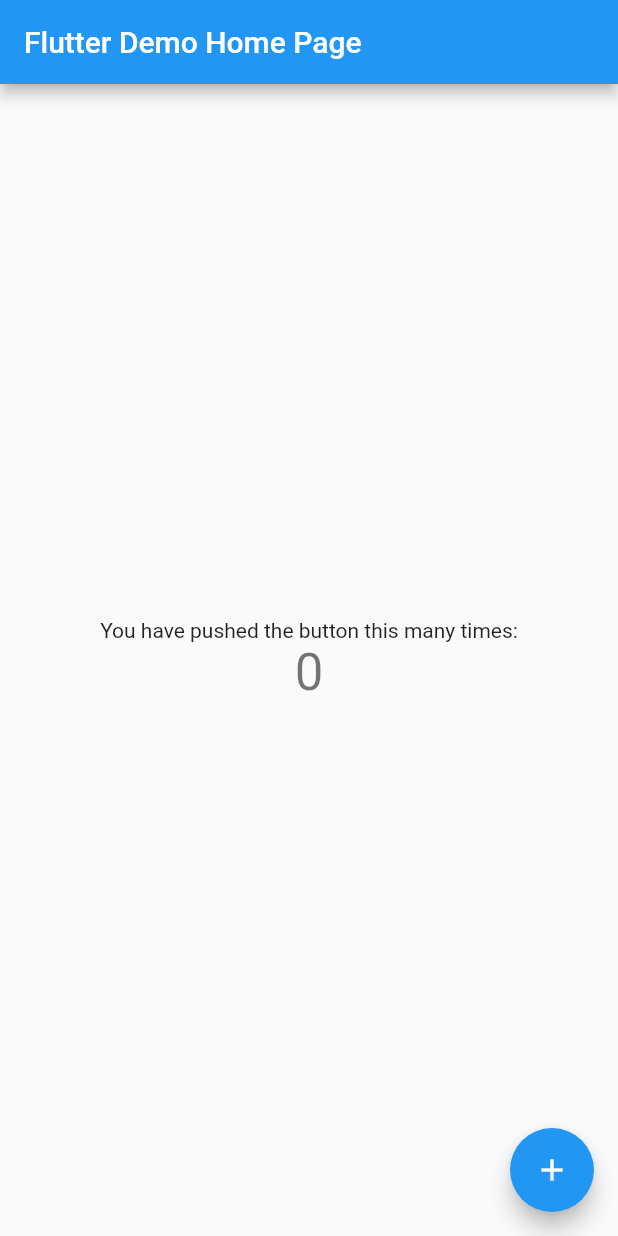
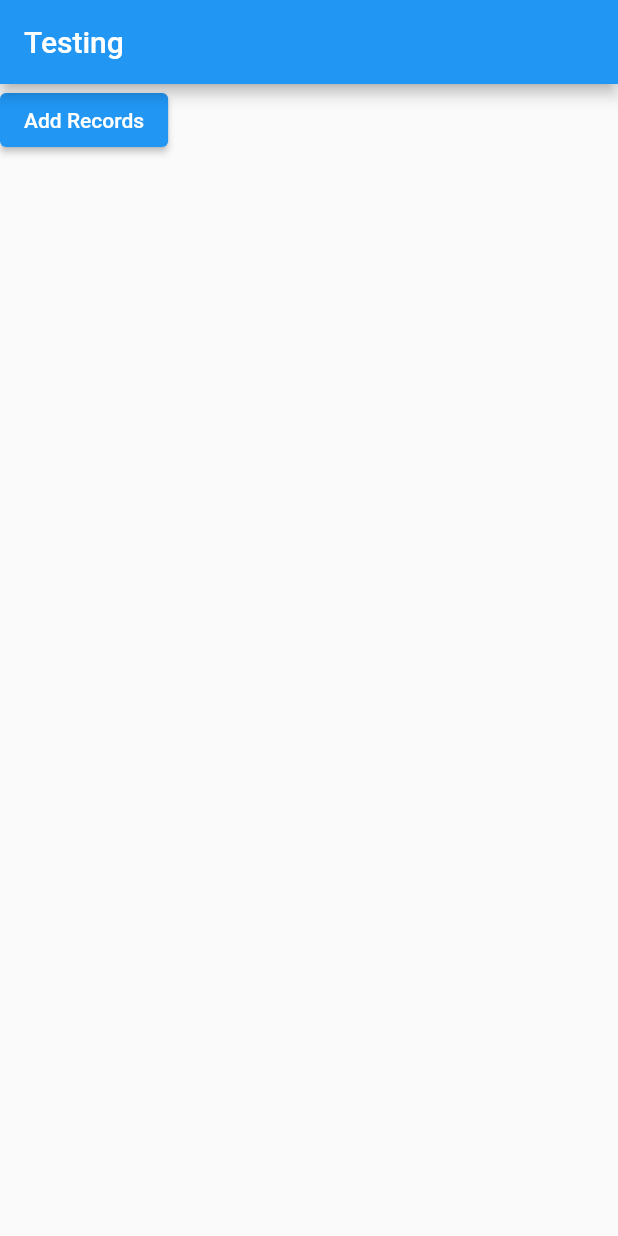
Before and after one commit to itsVivekVaghani/flutter_bloc_pattern, a Flutter app: the screen it shows after launch, on a phone screen of 412 x 824 dp. Run offline on Flutter 3.47's test engine with Material 2 defaults, Android fonts, the phone set to English and light mode, and no system bars.

Commit message:
Add home screen

```diff
--- a/lib/main.dart
+++ b/lib/main.dart
@@ -1,3 +1,4 @@
+import 'package:bloc_pattern/screens/home/home.dart';
 import 'package:flutter/material.dart';
 
 void main() {
@@ -13,103 +14,9 @@ class MyApp extends StatelessWidget {
     return MaterialApp(
       title: 'Flutter Demo',
       theme: ThemeData(
-        // This is the theme of your application.
-        //
-        // Try running your application with "flutter run". You'll see the
-        // application has a blue toolbar. Then, without quitting the app, try
-        // changing the primarySwatch below to Colors.green and then invoke
-        // "hot reload" (press "r" in the console where you ran "flutter run",
-        // or simply save your changes to "hot reload" in a Flutter IDE).
-        // Notice that the counter didn't reset back to zero; the application
-        // is not restarted.
         primarySwatch: Colors.blue,
       ),
-      home: const MyHomePage(title: 'Flutter Demo Home Page'),
+      home: const Home(),
     );
   }
 }
-
-class MyHomePage extends StatefulWidget {
-  const MyHomePage({super.key, required this.title});
-
-  // This widget is the home page of your application. It is stateful, meaning
-  // that it has a State object (defined below) that contains fields that affect
-  // how it looks.
-
-  // This class is the configuration for the state. It holds the values (in this
-  // case the title) provided by the parent (in this case the App widget) and
-  // used by the build method of the State. Fields in a Widget subclass are
-  // always marked "final".
-
-  final String title;
-
-  @override
-  State<MyHomePage> createState() => _MyHomePageState();
-}
-
-class _MyHomePageState extends State<MyHomePage> {
-  int _counter = 0;
-
-  void _incrementCounter() {
-    setState(() {
-      // This call to setState tells the Flutter framework that something has
-      // changed in this State, which causes it to rerun the build method below
-      // so that the display can reflect the updated values. If we changed
-      // _counter without calling setState(), then the build method would not be
-      // called again, and so nothing would appear to happen.
-      _counter++;
-    });
-  }
-
-  @override
-  Widget build(BuildContext context) {
-    // This method is rerun every time setState is called, for instance as done
-    // by the _incrementCounter method above.
-    //
-    // The Flutter framework has been optimized to make rerunning build methods
-    // fast, so that you can just rebuild anything that needs updating rather
-    // than having to individually change instances of widgets.
-    return Scaffold(
-      appBar: AppBar(
-        // Here we take the value from the MyHomePage object that was created by
-        // the App.build method, and use it to set our appbar title.
-        title: Text(widget.title),
-      ),
-      body: Center(
-        // Center is a layout widget. It takes a single child and positions it
-        // in the middle of the parent.
-        child: Column(
-          // Column is also a layout widget. It takes a list of children and
-          // arranges them vertically. By default, it sizes itself to fit its
-          // children horizontally, and tries to be as tall as its parent.
-          //
-          // Invoke "debug painting" (press "p" in the console, choose the
-          // "Toggle Debug Paint" action from the Flutter Inspector in Android
-          // Studio, or the "Toggle Debug Paint" command in Visual Studio Code)
-          // to see the wireframe for each widget.
-          //
-          // Column has various properties to control how it sizes itself and
-          // how it positions its children. Here we use mainAxisAlignment to
-          // center the children vertically; the main axis here is the vertical
-          // axis because Columns are vertical (the cross axis would be
-          // horizontal).
-          mainAxisAlignment: MainAxisAlignment.center,
-          children: <Widget>[
-            const Text(
-              'You have pushed the button this many times:',
-            ),
-            Text(
-              '$_counter',
-              style: Theme.of(context).textTheme.headline4,
-            ),
-          ],
-        ),
-      ),
-      floatingActionButton: FloatingActionButton(
-        onPressed: _incrementCounter,
-        tooltip: 'Increment',
-        child: const Icon(Icons.add),
-      ), // This trailing comma makes auto-formatting nicer for build methods.
-    );
-  }
-}
--- /dev/null
+++ b/lib/screens/home/home.dart
@@ -0,0 +1,22 @@
+import 'package:flutter/material.dart';
+
+class Home extends StatelessWidget {
+  const Home({Key? key}) : super(key: key);
+
+  @override
+  Widget build(BuildContext context) {
+    return Scaffold(
+      appBar: AppBar(
+        title: Text("Testing"),
+      ),
+      body: Column(
+        children: [
+          ElevatedButton(
+              onPressed: (){},
+              child: Text("Add Records"),
+          ),
+        ],
+      ),
+    );
+  }
+}
```
Also changed, not shown: pubspec.yaml (+6 -68 lines), pubspec.lock.
